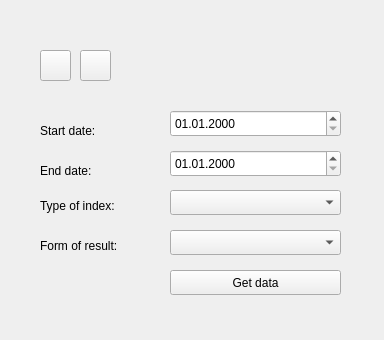
Before: the Qt Designer form world_from_space_widget_base.ui in OpenGeoLabs/qgis-world-from-space-plugin, drawn with Qt 5.
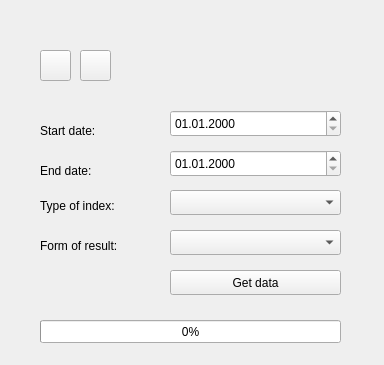
After: the same form once the commit is applied. Custom widgets are drawn as their Qt base class.

```diff
--- a/world_from_space_widget_base.ui
+++ b/world_from_space_widget_base.ui
@@ -7,7 +7,7 @@
     <x>0</x>
     <y>0</y>
     <width>384</width>
-    <height>340</height>
+    <height>365</height>
    </rect>
   </property>
   <property name="sizePolicy">
@@ -165,6 +165,19 @@
     <string>Form of result:</string>
    </property>
   </widget>
+  <widget class="QProgressBar" name="progressBar">
+   <property name="geometry">
+    <rect>
+     <x>40</x>
+     <y>320</y>
+     <width>301</width>
+     <height>23</height>
+    </rect>
+   </property>
+   <property name="value">
+    <number>0</number>
+   </property>
+  </widget>
  </widget>
  <customwidgets>
   <customwidget>
```
